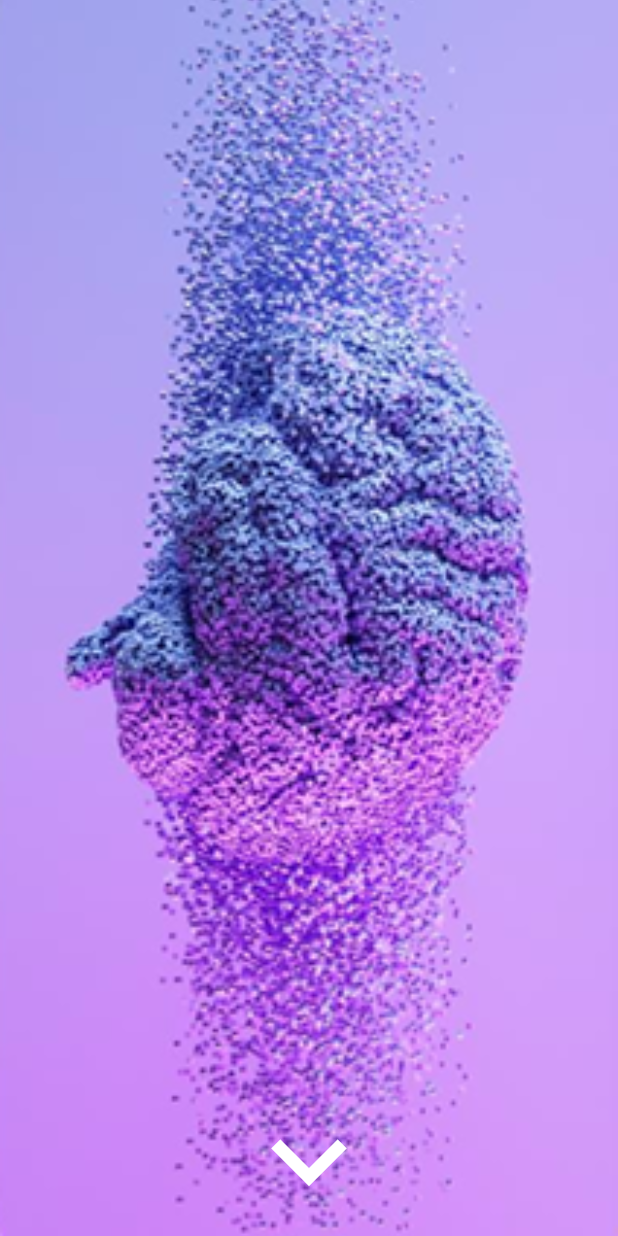
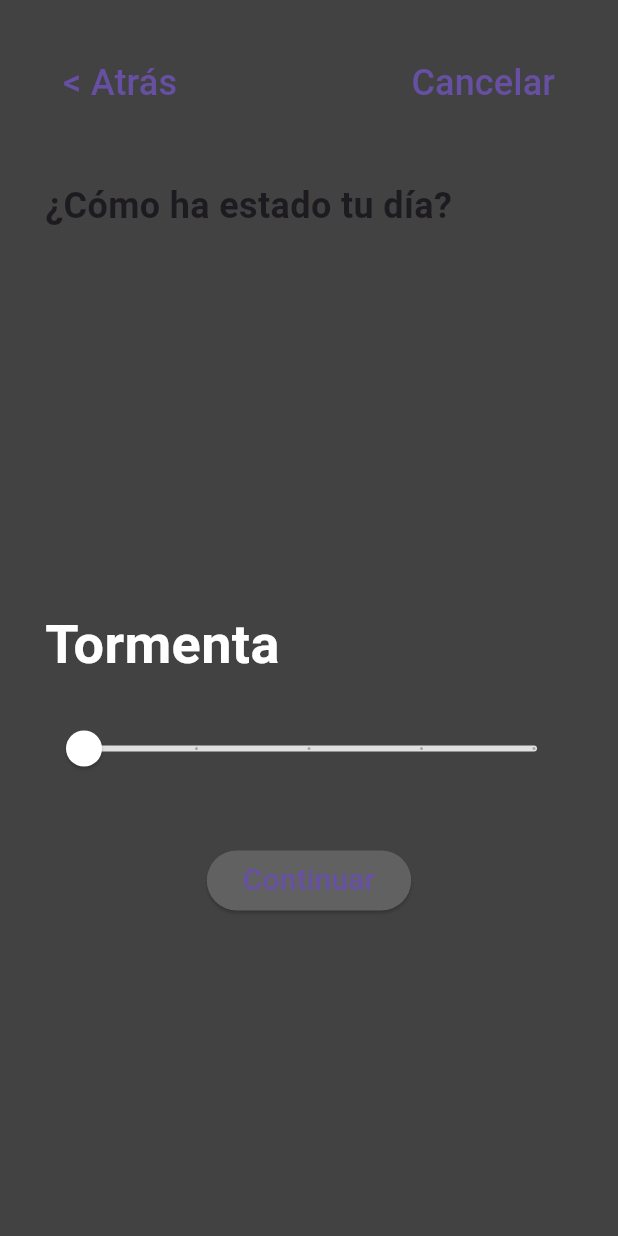
Before and after one commit to DanielLopezZermeno/BayMind, a Flutter app: the screen it shows after launch, on a phone screen of 412 x 824 dp. Run offline on Flutter 3.47's test engine with Material 3 defaults, Android fonts, the phone set to English and light mode, and no system bars.

Commit message:
pantallas de registro (calendario y estado de animo)

```diff
--- /dev/null
+++ b/lib/frontend/pantallas/estado_screen.dart
@@ -0,0 +1,114 @@
+import 'package:flutter/material.dart';
+import 'package:baymind/frontend/widgets/estado_widgets.dart';
+
+class EstadoScreen extends StatefulWidget {
+  @override
+  _EstadoScreenState createState() => _EstadoScreenState();
+}
+
+class _EstadoScreenState extends State<EstadoScreen> {
+  double progress = 0.0; // Progreso inicial
+
+  @override
+  Widget build(BuildContext context) {
+    Color backgroundColor;
+    String moodText;
+    Color buttonColor;
+
+    // Determinar el color de fondo, el texto del estado y el color del botón según el progreso
+    if (progress == 0.0) {
+      backgroundColor = Colors.grey[800]!;
+      moodText = "Tormenta";
+      buttonColor = Colors.grey[700]!;
+    } else if (progress <= 0.25) {
+      backgroundColor = Colors.purple;
+      moodText = "Día nublado";
+      buttonColor = Colors.purple[200]!;
+    } else if (progress <= 0.5) {
+      backgroundColor = Colors.lightBlue;
+      moodText = "Olas calmadas";
+      buttonColor = Colors.lightBlue[200]!;
+    } else if (progress <= 0.75) {
+      backgroundColor = Colors.teal;
+      moodText = "Arcoíris";
+      buttonColor = Colors.teal[200]!;
+    } else {
+      backgroundColor = Colors.lightGreen;
+      moodText = "Sol radiante";
+      buttonColor = Colors.lightGreen[200]!;
+    }
+
+    return Scaffold(
+      body: AnimatedContainer(
+        duration: Duration(milliseconds: 300), // Duración de la animación
+        color: backgroundColor,
+        padding: const EdgeInsets.all(30.0),
+        curve: Curves.easeInOut, // Tipo de curva de la animación
+        child: Column(
+          crossAxisAlignment: CrossAxisAlignment.start,
+          children: [
+            Row(
+              mainAxisAlignment: MainAxisAlignment.spaceBetween,
+              children: [
+                TextButton(
+                  onPressed: () {
+                    Navigator.pop(context); // Acción para el botón "Atrás"
+                  },
+                  child: Text("< Atrás", style: TextStyle(fontSize: 24)),
+                ),
+                TextButton(
+                  onPressed: () {
+                    // Acción para el botón "Cancelar"
+                  },
+                  child: Text("Cancelar", style: TextStyle(fontSize: 24)),
+                ),
+              ],
+            ),
+            SizedBox(height: 40),
+            Text(
+              "¿Cómo ha estado tu día?",
+              style: TextStyle(fontSize: 24, fontWeight: FontWeight.bold),
+            ),
+            SizedBox(height: 250),
+            Text(
+              moodText,
+              style: TextStyle(fontSize: 36, fontWeight: FontWeight.bold, color: Colors.white),
+            ),
+            SizedBox(height: 20),
+            SliderTheme(
+              data: SliderTheme.of(context).copyWith(
+                activeTrackColor: Colors.grey, // Color de la barra activa
+                inactiveTrackColor: Colors.grey[300], // Color de la barra inactiva
+                thumbColor: Colors.white, // Color de la bolita
+                overlayColor: Colors.white.withOpacity(0.2), // Color de la sobreposición al tocar
+                thumbShape: RoundSliderThumbShape(enabledThumbRadius: 12), // Tamaño de la bolita
+              ),
+              child: Slider(
+                value: progress,
+                onChanged: (value) {
+                  setState(() {
+                    progress = value;
+                  });
+                },
+                divisions: 4,
+                label: (progress * 100).round().toString() + '%',
+              ),
+            ),
+            SizedBox(height: 40),
+            Center(
+              child: ElevatedButton(
+                onPressed: () {
+                  // Acción para el botón "Continuar"
+                },
+                style: ElevatedButton.styleFrom(
+                  backgroundColor: buttonColor,
+                ),
+                child: Text("Continuar", style: TextStyle(fontSize: 20)),
+              ),
+            ),
+          ],
+        ),
+      ),
+    );
+  }
+}
--- a/lib/frontend/pantallas/scroll_design.dart
+++ b/lib/frontend/pantallas/scroll_design.dart
@@ -36,7 +36,7 @@ class page1 extends StatelessWidget {
 class MainContent extends StatelessWidget {
   @override
   Widget build(BuildContext context) {
-    var textStyle = TextStyle(fontSize: 60, fontWeight: FontWeight.bold, color: Colors.white);
+    //var textStyle = TextStyle(fontSize: 60, fontWeight: FontWeight.bold, color: Colors.white);
 
     return SafeArea(
       bottom: false,
--- a/lib/main.dart
+++ b/lib/main.dart
@@ -1,4 +1,6 @@
+import 'package:baymind/frontend/pantallas/calendario_screen.dart';
 import 'package:baymind/frontend/pantallas/cuestionario_screen.dart';
+import 'package:baymind/frontend/pantallas/estado_screen.dart';
 import 'package:baymind/frontend/pantallas/home_screen.dart';
 import 'package:baymind/frontend/pantallas/scroll_design.dart';
 import 'package:flutter/material.dart';
@@ -15,12 +17,13 @@ class MyApp extends StatelessWidget {
     return MaterialApp(
       debugShowCheckedModeBanner: false,
       title: 'Material App',
-      initialRoute: 'scroll_screen',
+      initialRoute: 'estado_screen',
       routes: {
         'scroll_screen': ( _ ) => ScrollScreen(),
         'cuestionario_screen': ( _ ) => CuestionarioScreen(),
         'home_screen': ( _ ) => HomeScreen(),
-
+        'calendario_screen': ( _ ) => CalendarioScreen(),
+        'estado_screen': ( _ ) => EstadoScreen(),
       },
     );
   }
--- a/pubspec.yaml
+++ b/pubspec.yaml
@@ -9,6 +9,8 @@ environment:
 dependencies:
   flutter:
     sdk: flutter
+  intl: ^0.18.0 # Asegúrate de usar una versión compatible (esto es solo un ejemplo)
+
 
 dev_dependencies:
   flutter_test:
```
Also changed, not shown: lib/frontend/pantallas/calendario_screen.dart (added, +101 -0 lines), lib/frontend/widgets/estado_widgets.dart (added, +18 -0 lines), lib/frontend/widgets/registro_card.dart (added, +109 -0 lines), assets/baymind.jpg (added), pubspec.lock.
